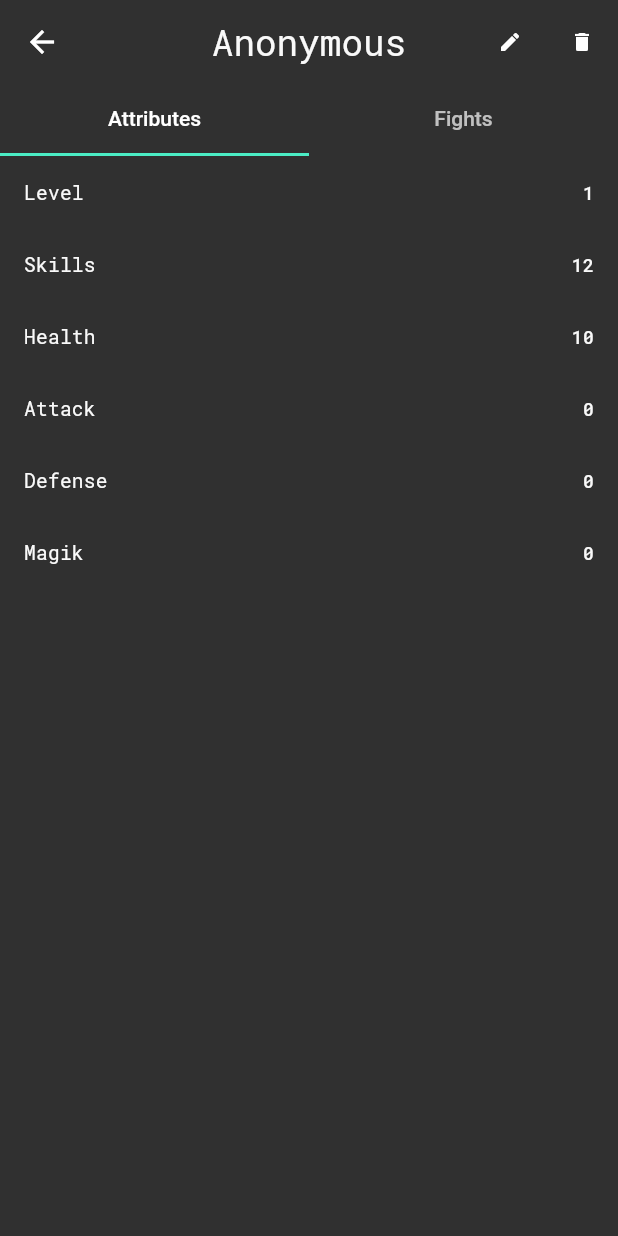
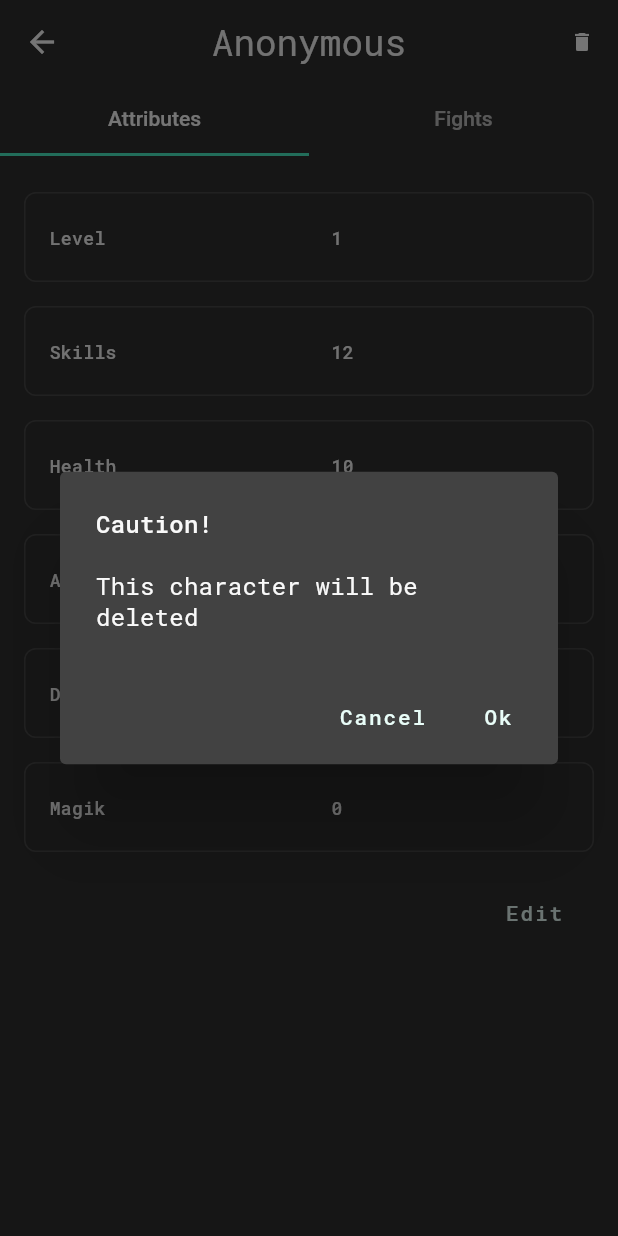
Before and after one commit to herveGuigoz/fight_club, a Flutter app: the CharacterReadView screen opened directly with empty values, after a tap on the "delete" icon, on a phone screen of 412 x 824 dp. Run offline on Flutter 3.47's test engine with Material 2 defaults, Android fonts, the light colour scheme and no system bars; our stand-ins replace flutter_riverpod, gap, hive, synchronized; missing offline and left inert: path_icon, path_to_regexp; accounts and stored records are empty; statements that could not run were skipped.

Commit message:
✨ feat: delete character

```diff
--- a/lib/src/core/codecs/character_codec.dart
+++ b/lib/src/core/codecs/character_codec.dart
@@ -23,7 +23,7 @@ class CharacterCodec extends JsonCodec<Character> {
 
   @override
   Map<String, dynamic> toMap(Character value) {
-    return {
+    return <String, dynamic>{
       'id': value.id,
       'name': value.name,
       'level': value.level,
--- a/lib/src/modules/authentication/view/index.dart
+++ b/lib/src/modules/authentication/view/index.dart
@@ -1,4 +1,5 @@
 import 'package:fight_club/src/app.dart';
+import 'package:fight_club/src/core/data/models/character.dart';
 import 'package:fight_club/src/modules/authentication/authentication.dart';
 import 'package:fight_club/src/modules/characters/characters.dart';
 import 'package:flutter/material.dart';
@@ -15,7 +16,9 @@ class OnboardingView extends ConsumerWidget {
       appBar: AppBar(
         title: const Text('Create your avatar'),
       ),
-      body: EditCharacterLayout(
+      body: CharacterLayout(
+        mode: Mode.create,
+        character: Character(),
         onSave: (character) {
           ref.read(authProvider.notifier).addNewCharacter(character);
           WidgetsBinding.instance!.addPostFrameCallback((_) {
--- a/lib/src/modules/characters/views/character_read_page.dart
+++ b/lib/src/modules/characters/views/character_read_page.dart
@@ -1,4 +1,5 @@
 import 'package:fight_club/src/core/data/models/models.dart';
+import 'package:fight_club/src/modules/authentication/authentication.dart';
 import 'package:fight_club/src/modules/lobby/lobby.dart';
 import 'package:flutter/material.dart';
 import 'package:flutter_riverpod/flutter_riverpod.dart';
@@ -36,13 +37,13 @@ class CharacterReadView extends ConsumerWidget {
               IconButton(
                 iconSize: 16,
                 splashRadius: 24,
-                onPressed: () {},
-                icon: const Icon(Icons.edit),
-              ),
-              IconButton(
-                iconSize: 16,
-                splashRadius: 24,
-                onPressed: () {},
+                onPressed: () async {
+                  final decision = await DeleteCharacterDialog.show(context);
+                  if (decision ?? false) {
+                    ref.read(authProvider.notifier).removeCharacter(character);
+                    Navigator.of(context).pop();
+                  }
+                },
                 icon: const Icon(Icons.delete),
               ),
             ],
@@ -76,21 +77,64 @@ class AttributesLayout extends ConsumerWidget {
 
     return ListTileTheme(
       dense: true,
-      child: ListView(
+      child: Padding(
+        padding: const EdgeInsets.all(16.0),
+        child: ListView(
+          children: [
+            AttributeListTile(
+              label: 'Level',
+              value: character.level,
+            ),
+            AttributeListTile(
+              label: 'Skills',
+              value: character.skills,
+            ),
+            for (final attribute in character.attributes)
+              AttributeListTile(
+                label: attribute.runtimeType.toString(),
+                value: attribute.points,
+              ),
+            ButtonBar(
+              children: [
+                TextButton(
+                  onPressed: () {},
+                  child: const Text('Edit'),
+                ),
+              ],
+            )
+          ],
+        ),
+      ),
+    );
+  }
+}
+
+class AttributeListTile extends StatelessWidget {
+  const AttributeListTile({
+    Key? key,
+    required this.label,
+    required this.value,
+  }) : super(key: key);
+
+  final String label;
+  final int value;
+
+  @override
+  Widget build(BuildContext context) {
+    final theme = Theme.of(context);
+
+    return Container(
+      margin: const EdgeInsets.symmetric(vertical: 8),
+      padding: const EdgeInsets.symmetric(vertical: 8, horizontal: 16),
+      decoration: BoxDecoration(
+        borderRadius: BorderRadius.circular(8),
+        border: Border.all(color: theme.dividerColor),
+      ),
+      constraints: const BoxConstraints(minHeight: 60),
+      child: Row(
         children: [
-          ListTile(
-            title: const Text('Level'),
-            trailing: Text(character.level.toString()),
-          ),
-          ListTile(
-            title: const Text('Skills'),
-            trailing: Text(character.skills.toString()),
-          ),
-          for (final attribute in character.attributes)
-            ListTile(
-              title: Text(attribute.runtimeType.toString()),
-              trailing: Text(attribute.points.toString()),
-            ),
+          Text(label),
+          Expanded(child: Center(child: Text('$value'))),
         ],
       ),
     );
@@ -153,3 +197,36 @@ class FightResumeView extends StatelessWidget {
     );
   }
 }
+
+class DeleteCharacterDialog extends StatelessWidget {
+  const DeleteCharacterDialog({Key? key}) : super(key: key);
+
+  static Future<bool?> show(BuildContext context) async {
+    return showDialog<bool>(
+      context: context,
+      builder: (context) => const DeleteCharacterDialog(),
+    );
+  }
+
+  @override
+  Widget build(BuildContext context) {
+    return AlertDialog(
+      title: const Text('Caution!'),
+      content: const Text('This character will be deleted'),
+      actions: [
+        TextButton(
+          onPressed: () {
+            Navigator.of(context).pop(false);
+          },
+          child: const Text('Cancel'),
+        ),
+        TextButton(
+          onPressed: () {
+            Navigator.of(context).pop(true);
+          },
+          child: const Text('Ok'),
+        ),
+      ],
+    );
+  }
+}
--- a/lib/src/modules/lobby/views/lobby.dart
+++ b/lib/src/modules/lobby/views/lobby.dart
@@ -15,9 +15,6 @@ class LobbyView extends ConsumerWidget {
     final theme = Theme.of(context);
     final characters = ref.watch(availableCharactersProvider);
     final selectedCharacter = ref.watch(selectedCharacterProvider);
-
-    print(selectedCharacter);
-    print(characters);
 
     return Padding(
       padding: const EdgeInsets.all(24.0),
--- a/lib/src/modules/settings/settings.dart
+++ /dev/null
@@ -1,2 +0,0 @@
-export 'logic/settings_controller.dart';
-export 'view/index.dart';
--- a/pubspec.yaml
+++ b/pubspec.yaml
@@ -25,7 +25,6 @@ dependencies:
 dev_dependencies:
   flutter_test:
     sdk: flutter
-
   flutter_lints: ^1.0.0
   mocktail: ^0.2.0
 
--- a/theme/analysis_options.yaml
+++ b/theme/analysis_options.yaml
@@ -1,4 +1 @@
-include: package:flutter_lints/flutter.yaml
-
-# Additional information about this file can be found at
-# https://dart.dev/guides/language/analysis-options
+include: package:very_good_analysis/analysis_options.yaml
--- a/theme/lib/src/typography/text_styles.dart
+++ b/theme/lib/src/typography/text_styles.dart
@@ -1,8 +1,7 @@
 import 'package:flutter/cupertino.dart';
 import 'package:flutter/material.dart';
 import 'package:flutter/widgets.dart';
-
-import 'font_weights.dart';
+import 'package:theme/src/typography/font_weights.dart';
 
 /// Text Style Definitions
 ///
@@ -29,7 +28,7 @@ class AppTextStyle {
     package: 'theme',
     fontFamily: 'RobotoMono',
     inherit: false,
-    fontSize: 17.0,
+    fontSize: 17,
     letterSpacing: -0.41,
     color: Colors.white,
     decoration: TextDecoration.none,
--- a/theme/lib/theme.dart
+++ b/theme/lib/theme.dart
@@ -1,6 +1,7 @@
 library theme;
 
+export 'src/avatar.dart';
+export 'src/colors.dart';
+export 'src/data.dart';
 export 'src/icons.dart';
 export 'src/typography/typography.dart';
-export 'src/data.dart';
-export 'src/avatar.dart';
--- a/theme/pubspec.yaml
+++ b/theme/pubspec.yaml
@@ -9,12 +9,12 @@ dependencies:
   flutter:
     sdk: flutter
   path_icon: ^0.7.0
-  cupertino_icons: ^1.0.2
+
 
 dev_dependencies:
   flutter_test:
     sdk: flutter
-  flutter_lints: ^1.0.0
+  very_good_analysis: ^2.4.0
 
 flutter:
   fonts:
```
Also changed, not shown: analysis_options.yaml (+0 -27 lines), lib/src/app.dart (+5 -4 lines), lib/src/modules/authentication/logic/providers.dart (+5 -8 lines), lib/src/modules/characters/logic/providers.dart (+9 -0 lines), lib/src/modules/characters/views/character_edit_page.dart (+49 -23 lines), lib/src/modules/settings/logic/settings_controller.dart (deleted, +0 -44 lines), lib/src/modules/settings/view/index.dart (deleted, +0 -45 lines), pubspec.lock, theme/pubspec.lock.
